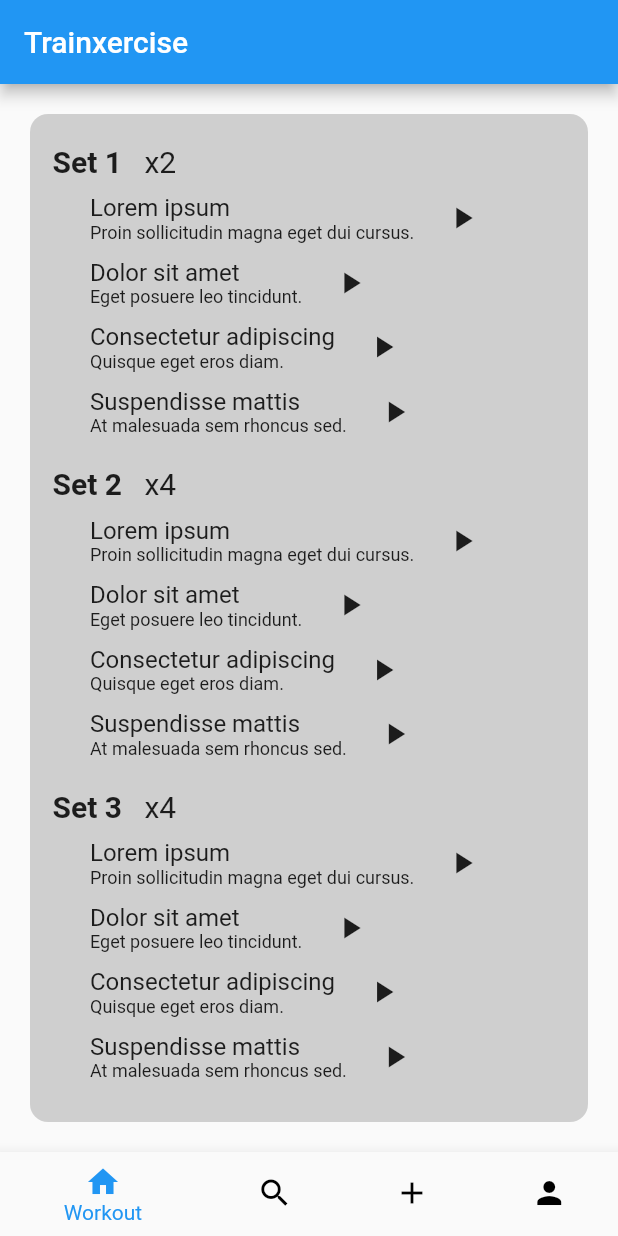
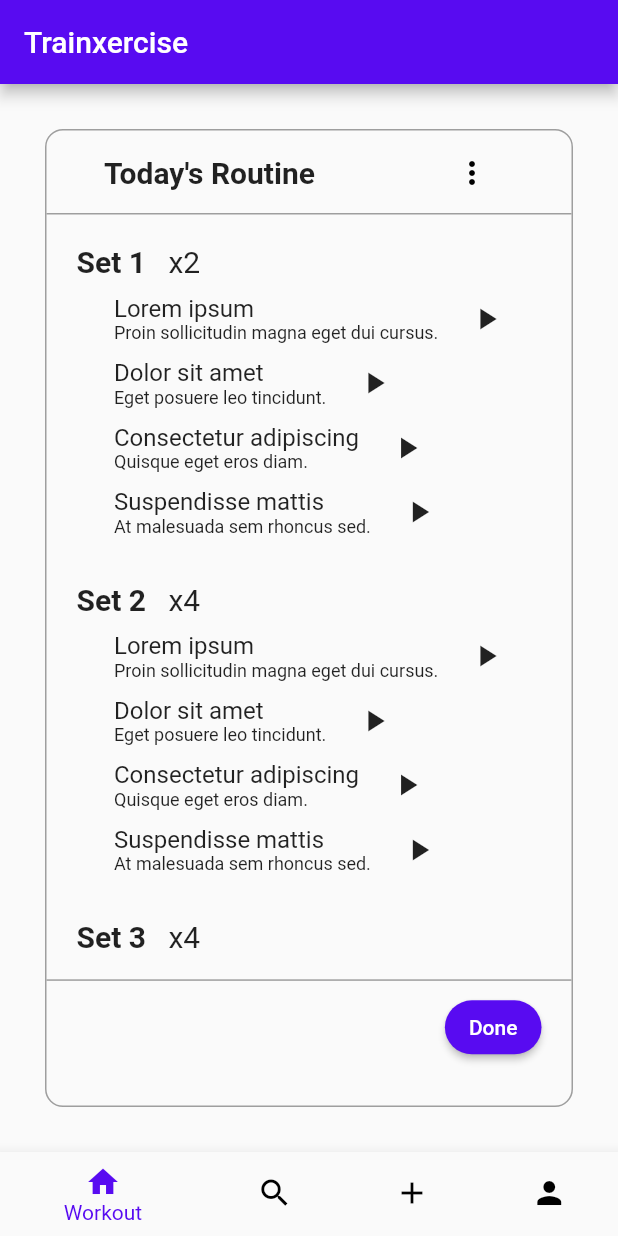
Before and after one commit to nparra-code/trainxercise_old, a Flutter app: the screen it shows after launch, on a phone screen of 412 x 824 dp. Run offline on Flutter 3.47's test engine with Material 2 defaults, Android fonts, the phone set to English and light mode, and no system bars.

Commit message:
finishing workout screen ui

```diff
--- a/lib/main.dart
+++ b/lib/main.dart
@@ -1,5 +1,20 @@
 import 'package:flutter/material.dart';
+import 'package:flutter/services.dart';
 import 'package:trainxercise/workout_screen.dart';
+
+Map<int, Color> color = {
+  50: const Color.fromRGBO(88, 11, 241, .1),
+  100: const Color.fromRGBO(88, 11, 241, .2),
+  200: const Color.fromRGBO(88, 11, 241, .3),
+  300: const Color.fromRGBO(88, 11, 241, .4),
+  400: const Color.fromRGBO(88, 11, 241, .5),
+  500: const Color.fromRGBO(88, 11, 241, .6),
+  600: const Color.fromRGBO(88, 11, 241, .7),
+  700: const Color.fromRGBO(88, 11, 241, .8),
+  800: const Color.fromRGBO(88, 11, 241, .9),
+  900: const Color.fromRGBO(88, 11, 241, 1)
+};
+MaterialColor primaryColor = MaterialColor(0xFF580BF1, color);
 
 void main() {
   runApp(const MyApp());
@@ -10,10 +25,12 @@ class MyApp extends StatelessWidget {
 
   @override
   Widget build(BuildContext context) {
+    SystemChrome.setSystemUIOverlayStyle(
+        const SystemUiOverlayStyle(statusBarColor: Colors.transparent));
     return MaterialApp(
-      title: 'Flutter Demo',
+      title: 'Trainxercise',
       theme: ThemeData(
-        primarySwatch: Colors.blue,
+        primarySwatch: primaryColor,
       ),
       home: const WorkoutScreen(),
     );
--- a/lib/set_listview.dart
+++ b/lib/set_listview.dart
@@ -16,7 +16,7 @@ class SetListView extends StatelessWidget {
   @override
   Widget build(BuildContext context) {
     return Container(
-      padding: EdgeInsets.only(top: 20),
+      padding: EdgeInsets.only(top: 15, bottom: 15),
       child: Column(
         children: [
           Container(
--- a/lib/workout_screen.dart
+++ b/lib/workout_screen.dart
@@ -27,22 +27,59 @@ class WorkoutScreen extends StatelessWidget {
         bottomNavigationBar: BottomNavigationBar(
           items: const [
             BottomNavigationBarItem(icon: Icon(Icons.home), label: "Workout"),
-          BottomNavigationBarItem(icon: Icon(Icons.search), label: "Exercises"),
-          BottomNavigationBarItem(icon: Icon(Icons.add), label: "Add Workout"),
+            BottomNavigationBarItem(
+                icon: Icon(Icons.search), label: "Exercises"),
+            BottomNavigationBarItem(
+                icon: Icon(Icons.add), label: "Add Workout"),
             BottomNavigationBarItem(icon: Icon(Icons.person), label: "Profile")
           ],
-        fixedColor: Colors.blue,
+          fixedColor: const Color.fromRGBO(88, 11, 241, 1),
           unselectedItemColor: Colors.black,
           currentIndex: 0,
         ),
-      body: Container(
-        padding: const EdgeInsets.all(20.0),
+        body: NotificationListener<OverscrollIndicatorNotification>(
+          onNotification: (overscroll){
+            overscroll.disallowIndicator();
+            return false;
+          },
+          child: Container(
+              padding: const EdgeInsets.all(30.0),
               child: Container(
                 decoration: BoxDecoration(
+                  border: Border.all(color: Colors.grey, width: 1),
                   borderRadius: BorderRadius.circular(12),
-            color: const Color.fromRGBO(207, 207, 207, 100),
                 ),
-          padding: const EdgeInsets.only(left: 15, bottom: 15, right: 15),
+                child: Column(
+                  crossAxisAlignment: CrossAxisAlignment.stretch,
+                  children: [
+                    Container(
+                      child: Row(
+                        mainAxisAlignment: MainAxisAlignment.spaceAround,
+                        children: [
+                          const Text(
+                            "Today's Routine",
+                            style: TextStyle(
+                                fontWeight: FontWeight.bold, fontSize: 20),
+                          ),
+                          FloatingActionButton(
+                            onPressed: () => {},
+                            backgroundColor: Colors.transparent,
+                            elevation: 0,
+                            foregroundColor: Colors.black,
+                            child: const Icon(Icons.more_vert),
+                          )
+                        ],
+                      ),
+                    ),
+                    const Divider(
+                      color: Colors.grey,
+                      thickness: 1,
+                      height: 0,
+                    ),
+                    Container(
+                      height: MediaQuery.of(context).size.height * 0.62,
+                      padding: const EdgeInsets.only(
+                          top: 5, bottom: 5, right: 20, left: 20),
                       child: ListView(
                         children: [
                           SetListView(
@@ -72,7 +109,26 @@ class WorkoutScreen extends StatelessWidget {
                         ],
                       ),
                     ),
+                    const Divider(
+                      color: Colors.grey,
+                      thickness: 1,
+                      height: 0,
                     ),
-    );
+                    Container(
+                      alignment: Alignment.bottomRight,
+                      padding: const EdgeInsets.only(top: 7, right: 20),
+                      child: ElevatedButton(
+                        onPressed: () => {},
+                        child: Text("Done"),
+                        style: ButtonStyle(
+                            shape: MaterialStateProperty.all(
+                                RoundedRectangleBorder(
+                                    borderRadius: BorderRadius.circular(30)))),
+                      ),
+                    )
+                  ],
+                ),
+              )),
+        ));
   }
 }
```
Also changed, not shown: 29 other files. Lines whose indentation alone changed are shown as unchanged.
